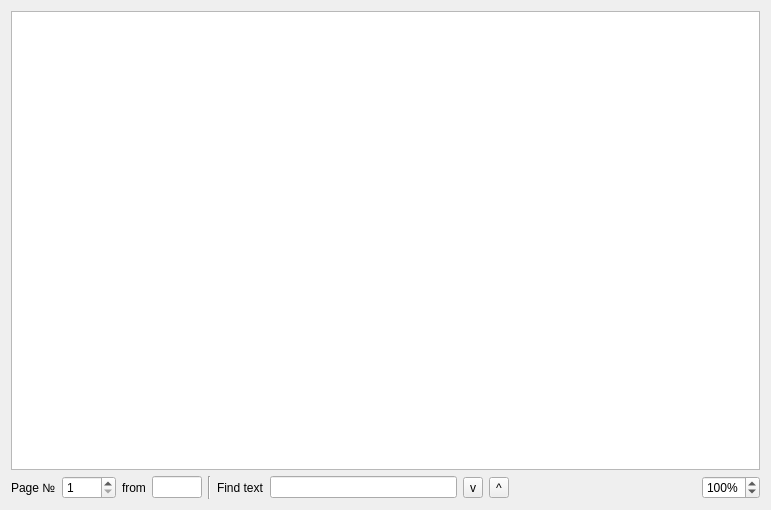
Old version of the form form_rules_viewer.ui in the repository pitikov/cwall.qt4.
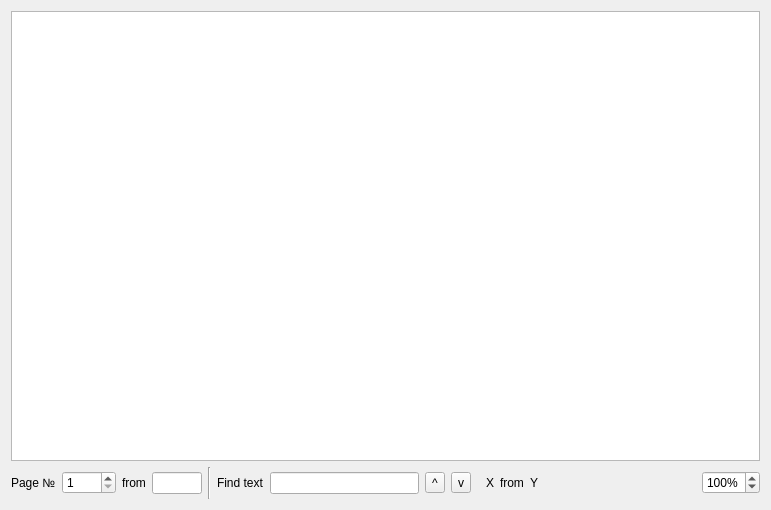
New version of the form. Icons and pictures are not drawn.

Diff of the .ui file:
```diff
--- a/form_rules_viewer.ui
+++ b/form_rules_viewer.ui
@@ -85,19 +85,7 @@
       <widget class="QLineEdit" name="lineEditFind"/>
      </item>
      <item>
-      <widget class="QToolButton" name="toolButton">
-       <property name="text">
-        <string>v</string>
-       </property>
-       <property name="icon">
-        <iconset theme="go-down">
-         <normaloff/>
-        </iconset>
-       </property>
-      </widget>
-     </item>
-     <item>
-      <widget class="QToolButton" name="toolButton_2">
+      <widget class="QToolButton" name="toolButtonPrevious">
        <property name="text">
         <string>^</string>
        </property>
@@ -108,6 +96,45 @@
        </property>
       </widget>
      </item>
+     <item>
+      <widget class="QToolButton" name="toolButtonNext">
+       <property name="text">
+        <string>v</string>
+       </property>
+       <property name="icon">
+        <iconset theme="go-down">
+         <normaloff/>
+        </iconset>
+       </property>
+      </widget>
+     </item>
+     <item>
+      <widget class="QWidget" name="widgetItemsInfo" native="true">
+       <layout class="QHBoxLayout" name="horizontalLayout_2">
+        <item>
+         <widget class="QLabel" name="labelCurrentItem">
+          <property name="text">
+           <string>X</string>
+          </property>
+         </widget>
+        </item>
+        <item>
+         <widget class="QLabel" name="labelItemsFrom">
+          <property name="text">
+           <string>from</string>
+          </property>
+         </widget>
+        </item>
+        <item>
+         <widget class="QLabel" name="labelCountItem">
+          <property name="text">
+           <string>Y</string>
+          </property>
+         </widget>
+        </item>
+       </layout>
+      </widget>
+     </item>
      <item>
       <spacer name="horizontalSpacer">
        <property name="orientation">
```
Left out of the diff: 10 changed lines with no effect on the pictures.
